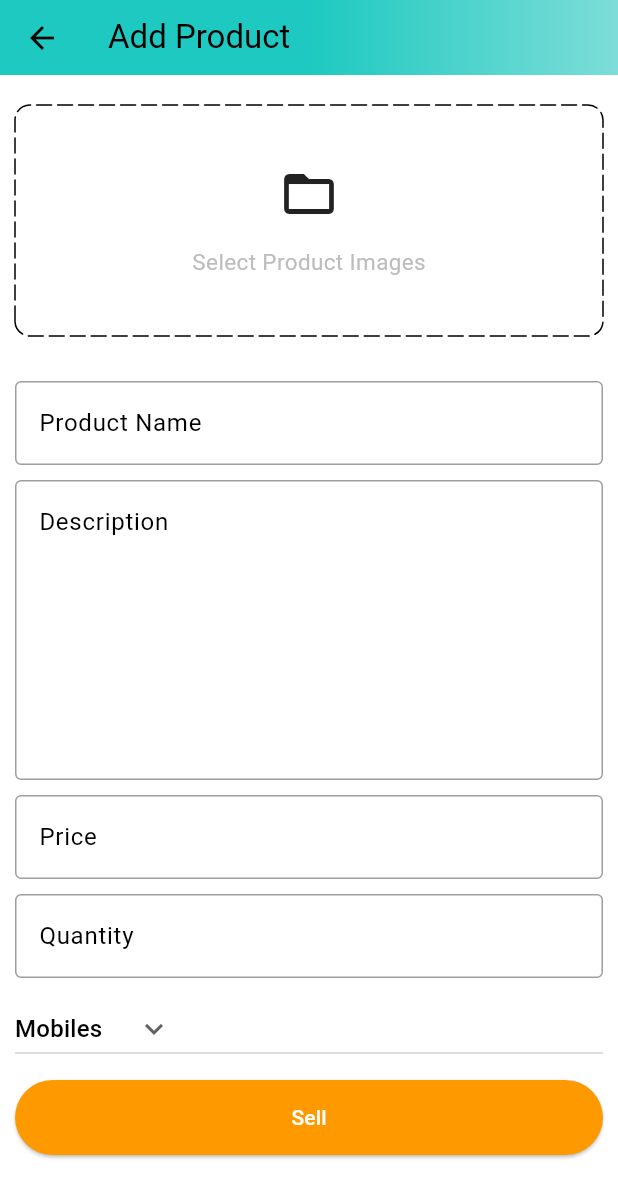
After one commit to banku27/Amazon-Clone-NodeJS, a Flutter app: the AddProductScreen screen opened by its route, on a phone screen of 412 x 824 dp. The commit adds this screen. Shown: the top 1198 px of the screen. Run offline on Flutter 3.47's test engine with Material 2 defaults, Android fonts, the phone set to English and light mode, and no system bars; drawn by our look-alikes of dotted_border; our stand-ins replace badges, carousel_slider, shared_preferences; accounts and stored records are empty.

Commit message:
add product screen ui

```diff
--- a/lib/common/widgets/custom_button.dart
+++ b/lib/common/widgets/custom_button.dart
@@ -1,3 +1,4 @@
+import 'package:amazon_clone_nodejs/constants/global_variables.dart';
 import 'package:flutter/material.dart';
 
 class CustomButton extends StatelessWidget {
@@ -12,11 +13,14 @@
   @override
   Widget build(BuildContext context) {
     return ElevatedButton(
+      clipBehavior: Clip.none,
       onPressed: onTap,
       style: ElevatedButton.styleFrom(
+          backgroundColor: GlobalVariables.secondaryColor,
           minimumSize: const Size(double.infinity, 50)),
       child: Text(
         text,
+        style: const TextStyle(color: Colors.white),
       ),
     );
   }
--- a/lib/common/widgets/custom_textfield.dart
+++ b/lib/common/widgets/custom_textfield.dart
@@ -3,10 +3,13 @@
 class CustomTextField extends StatelessWidget {
   final TextEditingController controller;
   final String hintText;
+  final int maxLines;
+
   const CustomTextField({
     Key? key,
     required this.controller,
     required this.hintText,
+    this.maxLines = 1,
   }) : super(key: key);
 
   @override
@@ -27,6 +30,7 @@
 
         return null;
       },
+      maxLines: maxLines,
     );
   }
 }
--- /dev/null
+++ b/lib/features/admin/screens/add_product_screen.dart
@@ -0,0 +1,158 @@
+import 'package:dotted_border/dotted_border.dart';
+import 'package:flutter/material.dart';
+
+import '../../../common/widgets/custom_button.dart';
+import '../../../common/widgets/custom_textfield.dart';
+import '../../../constants/global_variables.dart';
+
+class AddProductScreen extends StatefulWidget {
+  static const String routeName = '/add-product';
+  const AddProductScreen({Key? key}) : super(key: key);
+
+  @override
+  State<AddProductScreen> createState() => _AddProductScreenState();
+}
+
+class _AddProductScreenState extends State<AddProductScreen> {
+  final TextEditingController productNameController = TextEditingController();
+  final TextEditingController descriptionController = TextEditingController();
+  final TextEditingController priceController = TextEditingController();
+  final TextEditingController quantityController = TextEditingController();
+
+  String category = 'Mobiles';
+
+  final _addProductFormKey = GlobalKey<FormState>();
+
+  @override
+  void dispose() {
+    super.dispose();
+    productNameController.dispose();
+    descriptionController.dispose();
+    priceController.dispose();
+    quantityController.dispose();
+  }
+
+  List<String> productCategories = [
+    'Mobiles',
+    'Essentials',
+    'Appliances',
+    'Books',
+    'Fashion'
+  ];
+
+  @override
+  Widget build(BuildContext context) {
+    return Scaffold(
+      appBar: PreferredSize(
+        preferredSize: const Size.fromHeight(50),
+        child: AppBar(
+          flexibleSpace: Container(
+            decoration: const BoxDecoration(
+              gradient: GlobalVariables.appBarGradient,
+            ),
+          ),
+          title: const Text(
+            'Add Product',
+            style: TextStyle(
+              color: Colors.black,
+            ),
+          ),
+        ),
+      ),
+      body: SingleChildScrollView(
+        child: Form(
+          key: _addProductFormKey,
+          child: Padding(
+            padding: const EdgeInsets.symmetric(horizontal: 10.0),
+            child: Column(
+              children: [
+                const SizedBox(
+                  height: 20,
+                ),
+                GestureDetector(
+                  onTap: () {},
+                  child: DottedBorder(
+                    borderType: BorderType.RRect,
+                    radius: const Radius.circular(10),
+                    dashPattern: const [10, 4],
+                    strokeCap: StrokeCap.round,
+                    child: Container(
+                      width: double.infinity,
+                      height: 150,
+                      decoration: BoxDecoration(
+                        borderRadius: BorderRadius.circular(10),
+                      ),
+                      child: Column(
+                        mainAxisAlignment: MainAxisAlignment.center,
+                        children: [
+                          const Icon(
+                            Icons.folder_open,
+                            size: 40,
+                          ),
+                          const SizedBox(height: 15),
+                          Text(
+                            'Select Product Images',
+                            style: TextStyle(
+                              fontSize: 15,
+                              color: Colors.grey.shade400,
+                            ),
+                          ),
+                        ],
+                      ),
+                    ),
+                  ),
+                ),
+                const SizedBox(height: 30),
+                CustomTextField(
+                  controller: productNameController,
+                  hintText: 'Product Name',
+                ),
+                const SizedBox(height: 10),
+                CustomTextField(
+                  controller: descriptionController,
+                  hintText: 'Description',
+                  maxLines: 7,
+                ),
+                const SizedBox(height: 10),
+                CustomTextField(
+                  controller: priceController,
+                  hintText: 'Price',
+                ),
+                const SizedBox(height: 10),
+                CustomTextField(
+                  controller: quantityController,
+                  hintText: 'Quantity',
+                ),
+                const SizedBox(height: 10),
+                SizedBox(
+                  width: double.infinity,
+                  child: DropdownButton(
+                    value: category,
+                    icon: const Icon(Icons.keyboard_arrow_down),
+                    items: productCategories.map((String item) {
+                      return DropdownMenuItem(
+                        value: item,
+                        child: Text(item),
+                      );
+                    }).toList(),
+                    onChanged: (String? newVal) {
+                      setState(() {
+                        category = newVal!;
+                      });
+                    },
+                  ),
+                ),
+                const SizedBox(height: 10),
+                CustomButton(
+                  text: 'Sell',
+                  onTap: () {},
+                ),
+                const SizedBox(height: 20),
+              ],
+            ),
+          ),
+        ),
+      ),
+    );
+  }
+}
--- a/lib/features/admin/screens/admin_screen.dart
+++ b/lib/features/admin/screens/admin_screen.dart
@@ -1,3 +1,4 @@
+import 'package:amazon_clone_nodejs/features/admin/screens/product_screen.dart';
 import 'package:flutter/material.dart';
 
 import '../../../constants/global_variables.dart';
@@ -15,10 +16,7 @@
   double bottomBarBorderWidth = 5;
 
   List<Widget> pages = [
-    // const AdminScreen(),
-    const Center(
-      child: Text('home screen'),
-    ),
+    const ProductScreen(),
     const Center(
       child: Text('Analytics screen'),
     ),
--- /dev/null
+++ b/lib/features/admin/screens/product_screen.dart
@@ -0,0 +1,30 @@
+import 'package:amazon_clone_nodejs/features/admin/screens/add_product_screen.dart';
+import 'package:flutter/material.dart';
+
+class ProductScreen extends StatefulWidget {
+  const ProductScreen({super.key});
+
+  @override
+  State<ProductScreen> createState() => _ProductScreenState();
+}
+
+class _ProductScreenState extends State<ProductScreen> {
+  @override
+  Widget build(BuildContext context) {
+    return Scaffold(
+      body: const Center(
+        child: Text('Products'),
+      ),
+      floatingActionButton: FloatingActionButton(
+        tooltip: 'Add a product',
+        onPressed: () {
+          Navigator.pushNamed(context, AddProductScreen.routeName);
+        },
+        child: const Icon(
+          Icons.add,
+        ),
+      ),
+      floatingActionButtonLocation: FloatingActionButtonLocation.centerFloat,
+    );
+  }
+}
--- a/lib/main.dart
+++ b/lib/main.dart
@@ -50,7 +50,9 @@
               )),
           primarySwatch: Colors.blue,
           useMaterial3: true,
-      ),
+          floatingActionButtonTheme: const FloatingActionButtonThemeData(
+            shape: CircleBorder(),
+          )),
       home: Provider.of<UserProvider>(context).user.token.isNotEmpty
           ? Provider.of<UserProvider>(context).user.type == 'user'
               ? const BottomBar()
--- a/lib/router.dart
+++ b/lib/router.dart
@@ -1,4 +1,5 @@
 import 'package:amazon_clone_nodejs/common/widgets/bottom_bar.dart';
+import 'package:amazon_clone_nodejs/features/admin/screens/add_product_screen.dart';
 import 'package:amazon_clone_nodejs/features/home/screens/home_screen.dart';
 import 'package:flutter/material.dart';
 
@@ -21,6 +22,11 @@
         settings: routeSettings,
         builder: (_) => const BottomBar(),
       );
+    case AddProductScreen.routeName:
+      return MaterialPageRoute(
+        settings: routeSettings,
+        builder: (_) => const AddProductScreen(),
+      );
     default:
       return MaterialPageRoute(
         settings: routeSettings,
--- a/pubspec.yaml
+++ b/pubspec.yaml
@@ -40,6 +40,7 @@
   provider: ^6.0.5
   badges: ^3.1.1
   carousel_slider: ^4.2.1
+  dotted_border: ^2.0.0+3
 
 dev_dependencies:
   flutter_test:
```
Also changed, not shown: pubspec.lock. Lines whose indentation alone changed are shown as unchanged.
